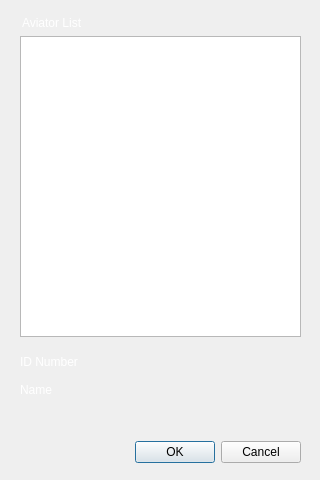
Qt form Views/dlgchooseaviator.ui (PPL48/AxeApolloStation) before a commit.
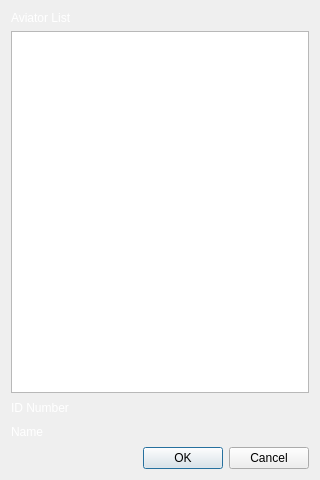
The same form after that commit.

The edit to the form file:
```diff
--- a/Views/dlgchooseaviator.ui
+++ b/Views/dlgchooseaviator.ui
@@ -1,7 +1,7 @@
 <?xml version="1.0" encoding="UTF-8"?>
 <ui version="4.0">
- <class>dlgChooseAviator</class>
- <widget class="QDialog" name="dlgChooseAviator">
+ <class>DlgChooseAviator</class>
+ <widget class="QDialog" name="DlgChooseAviator">
   <property name="geometry">
    <rect>
     <x>0</x>
@@ -14,103 +14,29 @@
    <string>Dialog</string>
   </property>
   <property name="styleSheet">
-   <string notr="true">#dlgChooseAviator{
+   <string notr="true">#DlgChooseAviator{
 	
 	background-color: qlineargradient(spread:pad, x1:0, y1:0, x2:0, y2:1,  stop:0 	rgb(1, 18, 71), stop:0.5 rgb(0, 58, 120), stop:1 rgb(1, 18, 71));
 }
 
-#dlgChooseAviator QLabel{
+#DlgChooseAviator QLabel{
 	color: white;
 }</string>
   </property>
+  <layout class="QVBoxLayout" name="verticalLayout_3">
+   <item>
   <widget class="QLabel" name="label_4">
-   <property name="geometry">
-    <rect>
-     <x>22</x>
-     <y>12</y>
-     <width>121</width>
-     <height>21</height>
-    </rect>
-   </property>
    <property name="text">
     <string>Aviator List</string>
    </property>
   </widget>
-  <widget class="QDialogButtonBox" name="buttonBox">
-   <property name="geometry">
-    <rect>
-     <x>0</x>
-     <y>436</y>
-     <width>301</width>
-     <height>32</height>
-    </rect>
-   </property>
-   <property name="orientation">
-    <enum>Qt::Horizontal</enum>
-   </property>
-   <property name="standardButtons">
-    <set>QDialogButtonBox::Cancel|QDialogButtonBox::Ok</set>
-   </property>
-  </widget>
-  <widget class="QListWidget" name="listWidget">
-   <property name="geometry">
-    <rect>
-     <x>20</x>
-     <y>36</y>
-     <width>281</width>
-     <height>301</height>
-    </rect>
-   </property>
-  </widget>
-  <widget class="QWidget" name="verticalLayoutWidget">
-   <property name="geometry">
-    <rect>
-     <x>100</x>
-     <y>350</y>
-     <width>160</width>
-     <height>51</height>
-    </rect>
-   </property>
-   <layout class="QVBoxLayout" name="verticalLayout">
-    <item>
-     <widget class="QLabel" name="label">
-      <property name="font">
-       <font>
-        <pointsize>12</pointsize>
-        <weight>75</weight>
-        <bold>true</bold>
-       </font>
-      </property>
-      <property name="text">
-       <string>&lt;ID Number&gt;</string>
-      </property>
-     </widget>
     </item>
     <item>
-     <widget class="QLabel" name="label_2">
-      <property name="font">
-       <font>
-        <pointsize>12</pointsize>
-        <weight>75</weight>
-        <bold>true</bold>
-       </font>
-      </property>
-      <property name="text">
-       <string>&lt;Name&gt;</string>
-      </property>
-     </widget>
-    </item>
-   </layout>
-  </widget>
-  <widget class="QWidget" name="verticalLayoutWidget_2">
-   <property name="geometry">
-    <rect>
-     <x>20</x>
-     <y>350</y>
-     <width>81</width>
-     <height>51</height>
-    </rect>
-   </property>
+    <widget class="QListWidget" name="lvAviator"/>
+   </item>
+   <item>
+    <layout class="QHBoxLayout" name="horizontalLayout">
+     <item>
    <layout class="QVBoxLayout" name="verticalLayout_2">
     <item>
      <widget class="QLabel" name="label_3">
@@ -127,7 +53,52 @@
      </widget>
     </item>
    </layout>
-  </widget>
+     </item>
+     <item>
+      <layout class="QVBoxLayout" name="verticalLayout">
+       <item>
+        <widget class="QLabel" name="lbIDNumber">
+         <property name="font">
+          <font>
+           <pointsize>12</pointsize>
+           <weight>75</weight>
+           <bold>true</bold>
+          </font>
+         </property>
+         <property name="text">
+          <string>&lt;ID Number&gt;</string>
+         </property>
+        </widget>
+       </item>
+       <item>
+        <widget class="QLabel" name="lbName">
+         <property name="font">
+          <font>
+           <pointsize>12</pointsize>
+           <weight>75</weight>
+           <bold>true</bold>
+          </font>
+         </property>
+         <property name="text">
+          <string>&lt;Name&gt;</string>
+         </property>
+        </widget>
+       </item>
+      </layout>
+     </item>
+    </layout>
+   </item>
+   <item>
+    <widget class="QDialogButtonBox" name="buttons">
+     <property name="orientation">
+      <enum>Qt::Horizontal</enum>
+     </property>
+     <property name="standardButtons">
+      <set>QDialogButtonBox::Cancel|QDialogButtonBox::Ok</set>
+     </property>
+    </widget>
+   </item>
+  </layout>
  </widget>
  <resources/>
  <connections/>
```
Lines whose indentation alone changed are shown as unchanged.
